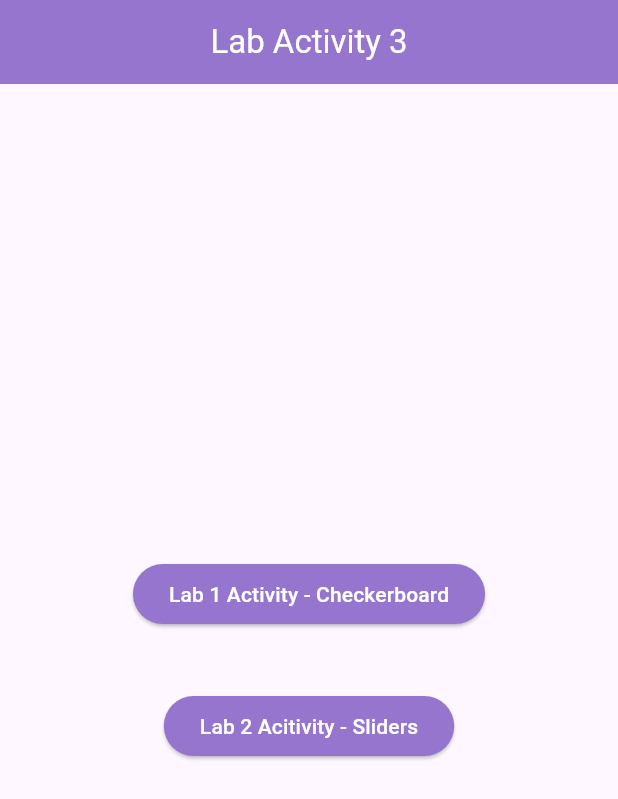
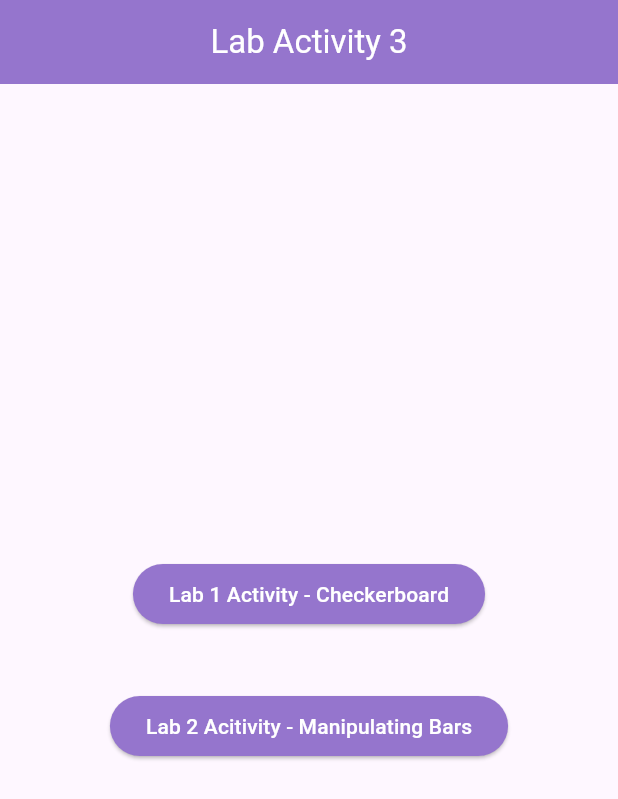
Before and after one commit to dreeew05/CMSC-156, a Flutter app: the screen it shows after launch, on a phone screen of 412 x 824 dp. Shown: the top 799 px of the screen. Run offline on Flutter 3.47's test engine with Material 3 defaults, Android fonts, the phone set to English and light mode, and no system bars.

Commit message:
Change Lab Activity Name

```diff
--- a/Lab3/lab3/lib/main.dart
+++ b/Lab3/lab3/lib/main.dart
@@ -18,7 +18,7 @@ class HomePage extends StatelessWidget {
 
     Map<int, String> labTitles = {
       1: 'Lab 1 Activity - Checkerboard',
-      2: 'Lab 2 Acitivity - Sliders'
+      2: 'Lab 2 Acitivity - Manipulating Bars'
     };
 
     return Scaffold(
```
